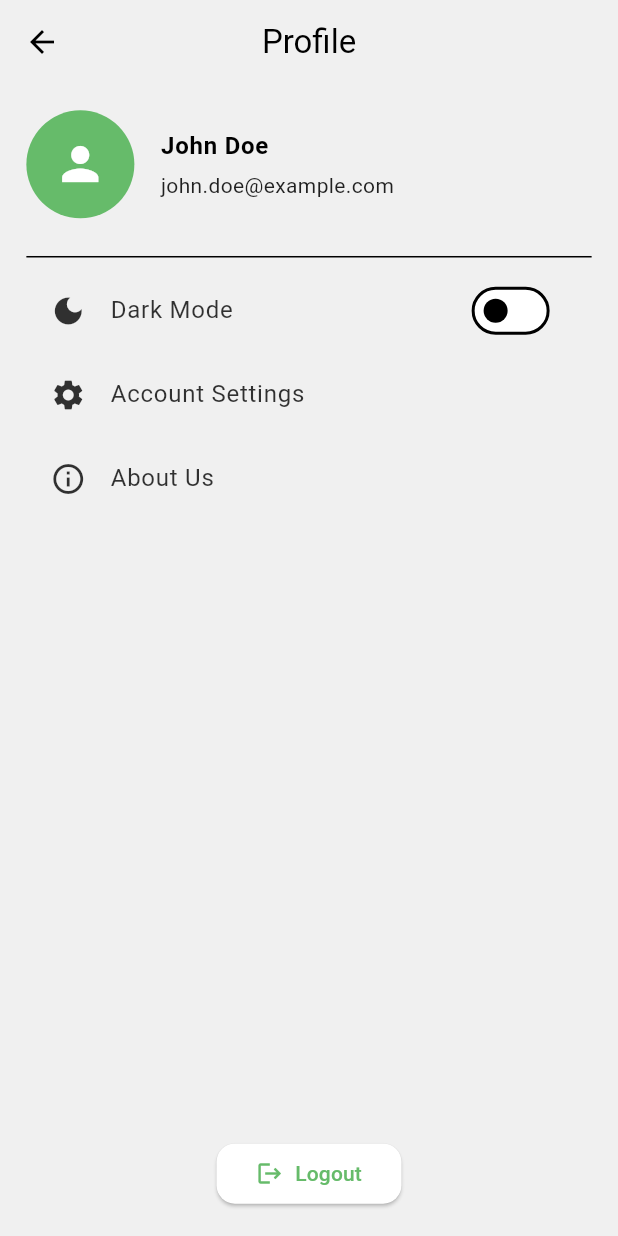
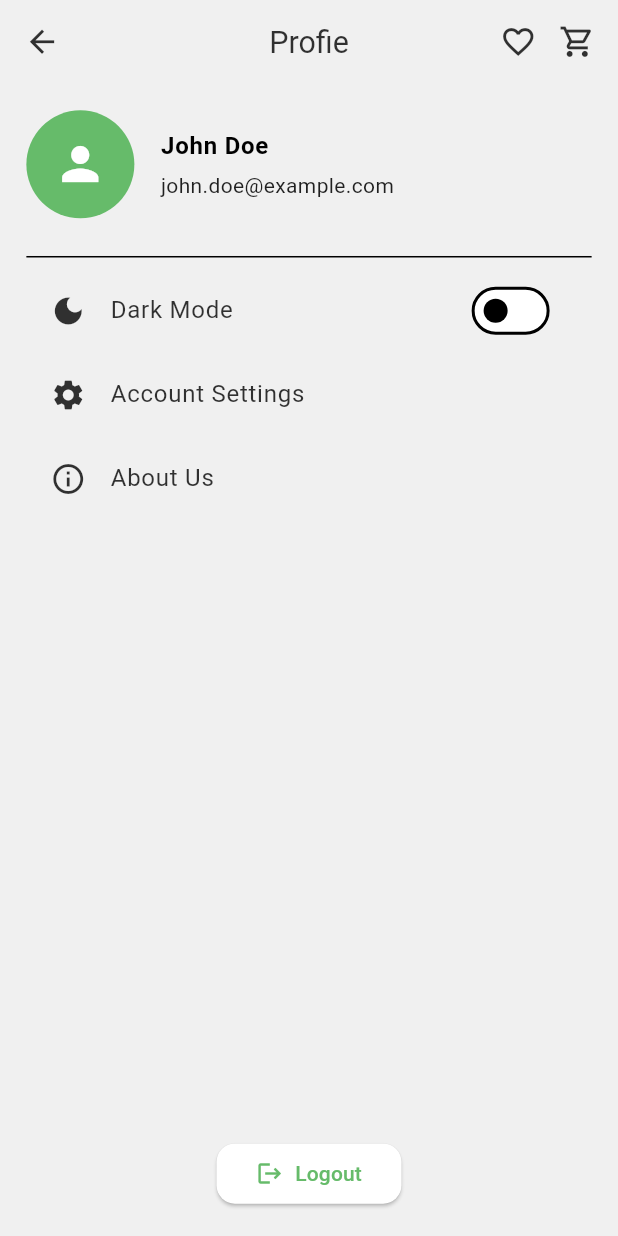
Before and after one commit to dharmtejaa/Flutter_Organicplants_Ecommerce_App, a Flutter app: the ProfileTab screen opened directly, on a phone screen of 412 x 824 dp. Run offline on Flutter 3.47's test engine with Material 3 defaults, Android fonts, the light colour scheme and no system bars; our stand-ins replace animated_text_kit, carousel_slider, firebase_auth, firebase_core, flutter_screenutil, lottie and 2 more; accounts and stored records are empty; network calls fail; Roboto replaces fonts that are missing (Poppins).

Commit message:
Add CartIconWithBadge to multiple screens and update navigation in Cart and Profile screens

```diff
--- a/lib/screens/profile screen/profile_screen.dart
+++ b/lib/screens/profile screen/profile_screen.dart
@@ -1,6 +1,11 @@
 import 'package:flutter/material.dart';
+import 'package:flutter_screenutil/flutter_screenutil.dart';
 import 'package:organicplants/providers/theme_provider.dart';
+import 'package:organicplants/screens/cart%20screen/cart_screen.dart';
+import 'package:organicplants/screens/entry%20screen/entry_screen.dart';
 import 'package:organicplants/services/app_sizes.dart';
+import 'package:organicplants/widgets/components/cart_icon_with_batdge.dart';
+import 'package:organicplants/widgets/components/wishlist_icon_with_badge.dart';
 import 'package:provider/provider.dart';
 
 class ProfileTab extends StatefulWidget {
@@ -13,11 +18,48 @@ class ProfileTab extends StatefulWidget {
 class _ProfileTabState extends State<ProfileTab> {
   @override
   Widget build(BuildContext context) {
+    final colorScheme = Theme.of(context).colorScheme;
     final themeProvider = Provider.of<ThemeProvider>(context);
     final isDarkMode = themeProvider.isDarkMode;
 
     return Scaffold(
-      appBar: AppBar(title: const Text("Profile"), centerTitle: true),
+      appBar: AppBar(
+        leading: IconButton(
+          onPressed: () {
+            Navigator.pushReplacement(
+              context,
+              MaterialPageRoute(builder: (context) => EntryScreen()),
+            );
+          },
+          icon: Icon(
+            Icons.arrow_back_sharp,
+            color: colorScheme.onSurface,
+            size: AppSizes.iconMd,
+          ),
+        ),
+        title: Text(
+          "Profie",
+          style: TextStyle(
+            color: colorScheme.onSurface,
+            fontSize: AppSizes.fontXl,
+          ),
+        ),
+        centerTitle: true,
+        actions: [
+          WishlistIconWithBadge(),
+          SizedBox(width: 10.w),
+          CartIconWithBadge(
+            iconColor: colorScheme.onSurface,
+            onPressed: () {
+              Navigator.push(
+                context,
+                MaterialPageRoute(builder: (context) => CartScreen()),
+              );
+            },
+          ),
+          SizedBox(width: 10.w),
+        ],
+      ),
       body: Padding(
         padding: EdgeInsets.all(AppSizes.paddingMd),
         child: Column(
--- a/lib/screens/store screen/store_screen.dart
+++ b/lib/screens/store screen/store_screen.dart
@@ -47,6 +47,7 @@ class _StoreTabState extends State<StoreTab> {
         centerTitle: true,
         actions: [
           WishlistIconWithBadge(),
+          SizedBox(width: 10.w),
           CartIconWithBadge(
             iconColor: colorScheme.onSurface,
             onPressed: () {
--- a/lib/widgets/components/wishlist_icon_with_badge.dart
+++ b/lib/widgets/components/wishlist_icon_with_badge.dart
@@ -15,19 +15,21 @@ class WishlistIconWithBadge extends StatelessWidget {
       builder: (context, wishlistProvider, child) {
         //final wishlistCount = wishlistProvider.wishList.length;
 
-        return IconButton(
-          iconSize: AppSizes.iconMd,
-          color: colorScheme.onSurface,
-          onPressed: () {
+        return GestureDetector(
+          onTap: () {
             Navigator.push(
               context,
               MaterialPageRoute(builder: (context) => const WishlistScreen()),
             );
           },
-          icon: Stack(
+          child: Stack(
             clipBehavior: Clip.none,
             children: [
-              const Icon(Icons.favorite_border),
+              Icon(
+                Icons.favorite_border,
+                size: AppSizes.iconMd,
+                color: colorScheme.onSurface,
+              ),
               // Animated badge
               // if (wishlistCount > 0)
               //   Positioned(
--- a/lib/widgets/custom_widgets/plantcategory.dart
+++ b/lib/widgets/custom_widgets/plantcategory.dart
@@ -50,6 +50,7 @@ class PlantCategory extends StatelessWidget {
         actions: [
           SearchButton(),
           WishlistIconWithBadge(),
+          SizedBox(width: 10.w),
           CartIconWithBadge(
             iconColor: colorScheme.onSurface,
             onPressed: () {
@@ -59,7 +60,7 @@ class PlantCategory extends StatelessWidget {
               );
             },
           ),
-          SizedBox(width: 8.w),
+          SizedBox(width: 10.w),
         ],
       ),
       body: SafeArea(
```
Also changed, not shown: lib/screens/cart screen/cart_screen.dart (+16 -4 lines), lib/screens/home screen/home_screen.dart (+17 -1 lines), lib/screens/search screen/search_screen.dart (+12 -8 lines).
